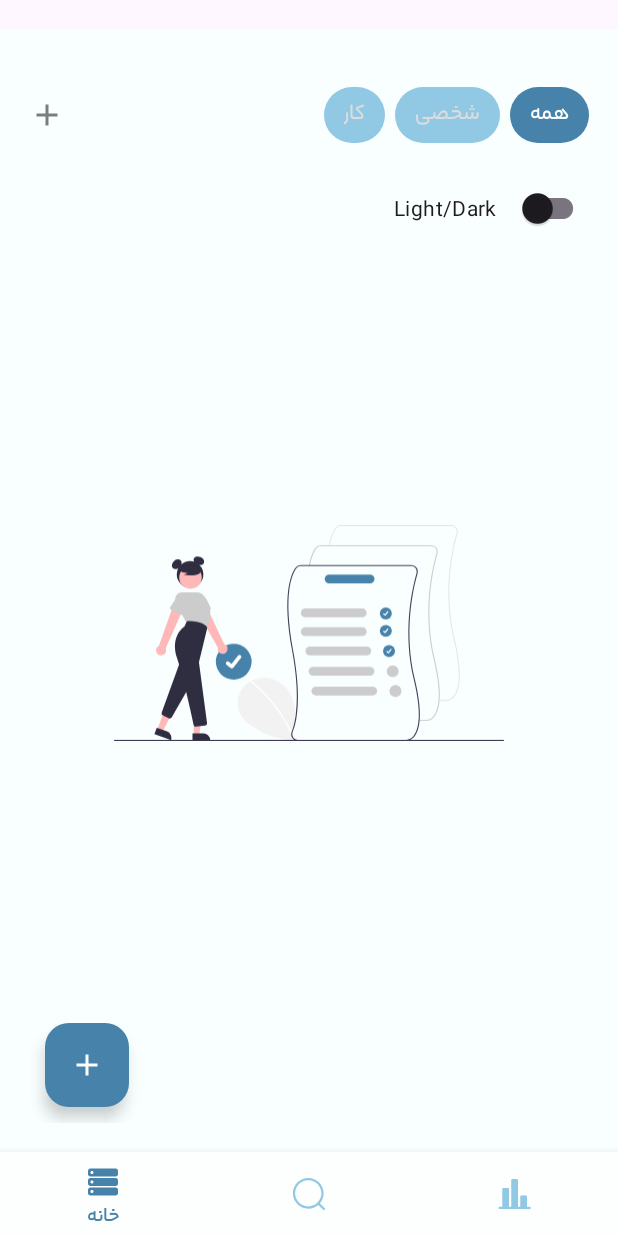
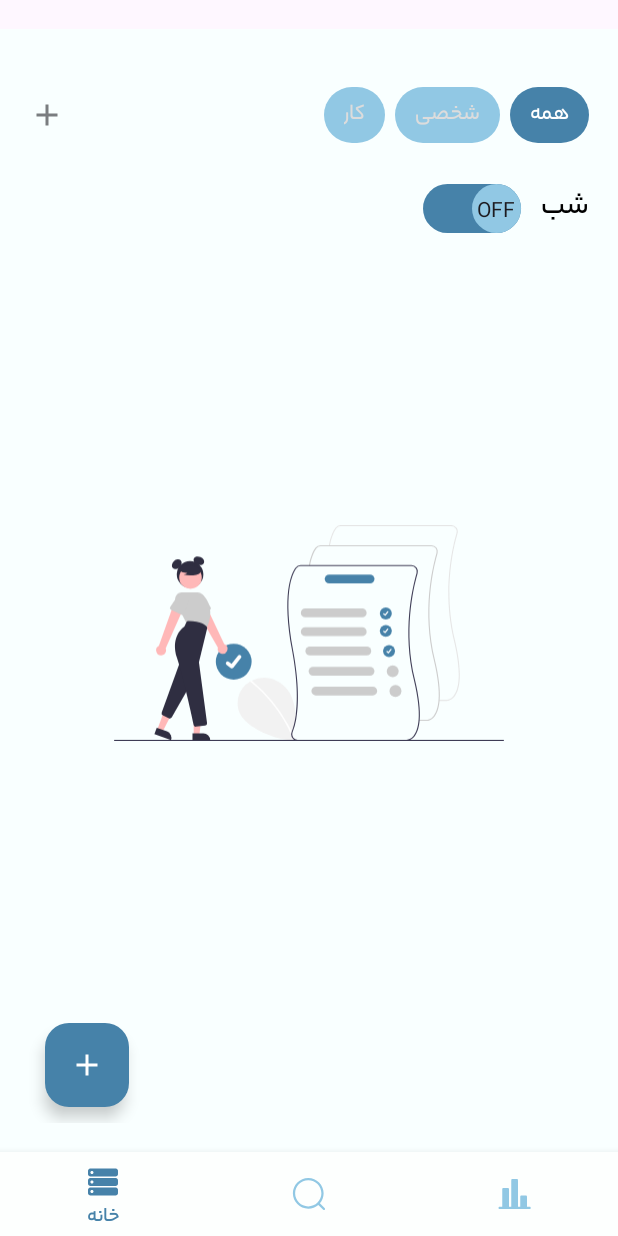
Before and after one commit to SaaraSaber/ToDoList, an Android app: the screen it shows after launch (MainActivity), on a phone screen of 412 x 824 dp. Run offline under Robolectric (Android 15) with nearby library versions, the phone set to English and light mode, and no system bars; our stand-ins replace Room's generated code, navigation-ui, sdp/ssp sizes.

Commit message:
feat(custom btnSwitch)

```diff
--- a/app/src/main/java/ir/developer/todolist/fragment/HomeFragment.kt
+++ b/app/src/main/java/ir/developer/todolist/fragment/HomeFragment.kt
@@ -95,15 +95,23 @@ class HomeFragment : Fragment(), ClickOnTab, ClickOnTask {
         val nightMode = sharedPreferencesGame.readStateTheme()
         if (nightMode) {
             binding.btnSwitch.isChecked = true
+            binding.btnSwitch.text = "روز"
+        } else {
+            binding.btnSwitch.isChecked = false
+            binding.btnSwitch.text = "شب"
         }
 
-        binding.btnSwitch.setOnCheckedChangeListener { buttonView, isChecked ->
+        binding.btnSwitch.setOnCheckedChangeListener { _, isChecked ->
             if (!isChecked) {
                 AppCompatDelegate.setDefaultNightMode(AppCompatDelegate.MODE_NIGHT_NO)
                 sharedPreferencesGame.saveStateTheme(false)
+                binding.btnSwitch.text = "شب"
+
             } else {
                 AppCompatDelegate.setDefaultNightMode(AppCompatDelegate.MODE_NIGHT_YES)
                 sharedPreferencesGame.saveStateTheme(true)
+                binding.btnSwitch.text = "روز"
+
             }
         }
     }
--- /dev/null
+++ b/app/src/main/res/drawable/thumb.xml
@@ -0,0 +1,17 @@
+<?xml version="1.0" encoding="utf-8"?>
+<selector xmlns:android="http://schemas.android.com/apk/res/android">
+
+    <item android:state_checked="true">
+        <shape android:shape="oval">
+            <solid android:color="@color/white"/>
+            <size android:height="@dimen/_25sdp" android:width="@dimen/_25sdp"/>
+        </shape>
+    </item>
+
+    <item android:state_checked="false">
+        <shape android:shape="oval">
+            <solid android:color="@color/white"/>
+            <size android:height="@dimen/_25sdp" android:width="@dimen/_25sdp"/>
+        </shape>
+    </item>
+</selector>
--- /dev/null
+++ b/app/src/main/res/drawable/track.xml
@@ -0,0 +1,18 @@
+<?xml version="1.0" encoding="utf-8"?>
+<selector xmlns:android="http://schemas.android.com/apk/res/android">
+    <item android:state_checked="true">
+        <shape android:shape="rectangle">
+            <solid android:color="@color/underwaterMoonlight"/>
+            <size android:height="@dimen/_5sdp"/>
+            <corners android:radius="@dimen/_100sdp"/>
+        </shape>
+    </item>
+
+    <item android:state_checked="false">
+        <shape android:shape="rectangle">
+            <solid android:color="@color/gray"/>
+            <size android:height="@dimen/_5sdp"/>
+            <corners android:radius="@dimen/_100sdp"/>
+        </shape>
+    </item>
+</selector>
--- a/app/src/main/res/layout/fragment_home.xml
+++ b/app/src/main/res/layout/fragment_home.xml
@@ -55,16 +55,25 @@
 
             <androidx.appcompat.widget.SwitchCompat
                 android:id="@+id/btn_switch"
+                style="@style/text_task"
                 android:layout_width="wrap_content"
                 android:layout_height="wrap_content"
                 android:gravity="center"
+                android:layoutDirection="rtl"
+                tools:text="تم دارک"
+                android:thumb="@drawable/thumb"
+                app:showText="true"
                 app:switchPadding="@dimen/_10sdp"
-                android:text="Light/Dark" />
+                app:thumbTextPadding="@dimen/_2sdp"
+                app:thumbTint="@color/medicalMask"
+                app:track="@drawable/track"
+                app:trackTint="@color/underwaterMoonlight" />
 
             <androidx.recyclerview.widget.RecyclerView
                 android:id="@+id/recycler_tasks"
                 android:layout_width="match_parent"
                 android:layout_height="wrap_content"
+                android:layout_marginTop="@dimen/margin_between_object"
                 app:layout_constraintEnd_toEndOf="parent"
                 app:layout_constraintStart_toStartOf="parent"
                 app:layout_constraintTop_toBottomOf="@+id/linearLayout"
```
